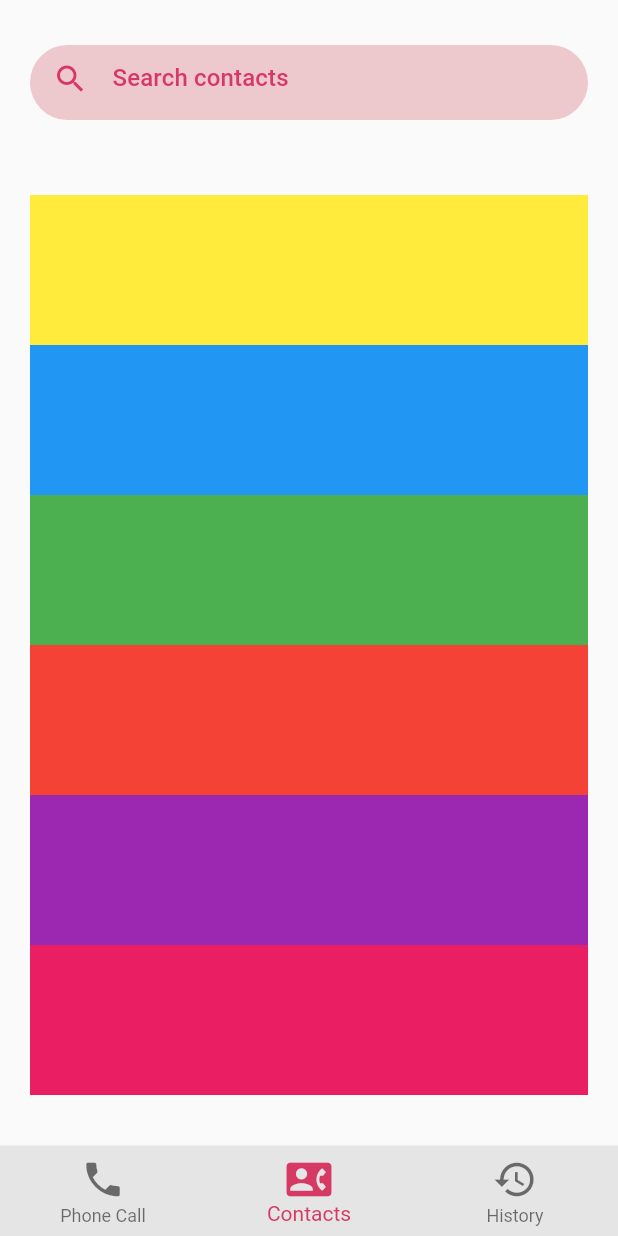
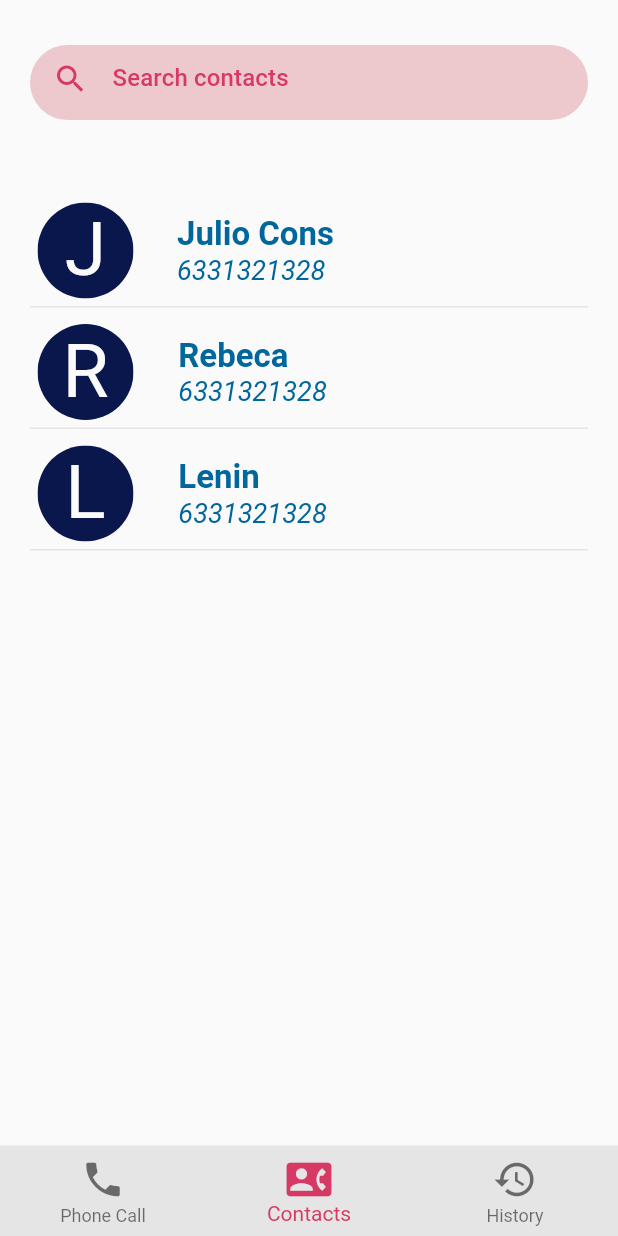
Before and after one commit to Jcons17/Phone-Call-App, a Flutter app: the screen it shows after launch, on a phone screen of 412 x 824 dp. Run offline on Flutter 3.47's test engine with Material 2 defaults, Android fonts, the phone set to English and light mode, and no system bars.

Commit message:
✅  Add card contact 🔥  Remove code

```diff
--- /dev/null
+++ b/lib/components/card_contact.dart
@@ -0,0 +1,51 @@
+import 'package:appcall/components/photo_contact.dart';
+import 'package:appcall/model/contact_model.dart';
+import 'package:appcall/util/color.dart';
+import 'package:flutter/material.dart';
+import 'package:flutter/widgets.dart';
+
+class CardContact extends StatelessWidget {
+  const CardContact({Key? key,required this.contact}) : super(key: key);
+
+  final Contact contact;
+
+  @override
+  Widget build(BuildContext context) {
+    String lastName = contact.lastName ?? "";
+    return  FractionallySizedBox(
+      widthFactor: 1,
+      child: Container(
+        padding: const EdgeInsets.all(5),
+        constraints:const BoxConstraints(maxHeight:100,minHeight: 50 ),
+        height: 75,
+        decoration: const BoxDecoration(
+          border: Border(bottom: BorderSide(color: greyColor)),        ),
+        child: Row(
+          children: [
+            Hero(
+              tag:  "hero",
+              child: AspectRatio(
+                aspectRatio: 1,
+                child: ClipOval(child: ContactImage(contact:contact))
+              )
+            ),
+            Expanded(child: Align(
+              alignment: const Alignment(-0.7,1),
+              child: Column(
+                crossAxisAlignment: CrossAxisAlignment.start,
+                mainAxisAlignment: MainAxisAlignment.center,
+                children: [
+                  Text(contact.firstName + " $lastName", style: const TextStyle(fontSize: 22,color: accentColor,fontWeight: FontWeight.bold),),
+                  Text(contact.numberPhone, style: const TextStyle(fontSize: 18,color: accentColor,fontStyle: FontStyle.italic),)
+
+                ],
+              ),
+            )
+            )
+          ],
+        ),
+
+      ),
+    );
+  }
+}
--- a/lib/components/list_contacts.dart
+++ b/lib/components/list_contacts.dart
@@ -1,9 +1,11 @@
+import 'package:appcall/components/card_contact.dart';
+import 'package:appcall/model/contact_model.dart';
 import 'package:flutter/material.dart';
 
 class ListContacts extends StatelessWidget{
-  const ListContacts({Key? key, required this.widgets}) : super(key: key);
+  const ListContacts({Key? key, required this.contactos}) : super(key: key);
 
-  final List widgets;
+  final List<Contact> contactos;
   @override
   Widget build(BuildContext context) {
 
@@ -14,9 +16,12 @@ class ListContacts extends StatelessWidget{
       child: ListView.custom(
         childrenDelegate: SliverChildBuilderDelegate(
           (context,index){
-            return Container(height: 100,width: double.infinity,color: widgets[index]);
+            return Container(
+              margin: const EdgeInsets.only(bottom: 6),
+              child: CardContact(contact: contactos[index]),
+            );
           },
-          childCount: widgets.length
+          childCount: contactos.length
         ),
 
       ),
--- /dev/null
+++ b/lib/components/photo_contact.dart
@@ -0,0 +1,30 @@
+import 'package:appcall/model/contact_model.dart';
+import 'package:appcall/util/color.dart';
+import 'package:flutter/widgets.dart';
+
+class ContactImage extends StatelessWidget {
+  const ContactImage({Key? key, required this.contact}) : super(key: key);
+
+  final Contact contact;
+
+  @override
+  Widget build(BuildContext context) {
+    if (contact.email == null){
+
+      return Container(
+        color: accentColorDark,
+        child: Center(
+          child: FittedBox(
+            fit:BoxFit.cover,
+            child: Text(
+              contact.firstName[0],
+              style:const TextStyle(color: backgroundColor,fontSize: 50),
+            ),
+          )
+        ),
+      );
+    }
+
+    return Container();
+  }
+}
--- a/lib/pages/contacts_page.dart
+++ b/lib/pages/contacts_page.dart
@@ -15,7 +15,12 @@ class ContactPage extends StatefulWidget {
 
 class _ContactPageState extends State<ContactPage> {
 
-  List<Contact> listContacts = [];
+  List<Contact> listContacts = [
+    Contact(idContact: 0, firstName: "Julio", numberPhone: "6331321328",lastName: "Cons"),
+    Contact(idContact: 1, firstName: "Rebeca", numberPhone: "6331321328"),
+    Contact(idContact: 2, firstName: "Lenin", numberPhone: "6331321328",),
+
+  ];
 
   final List<Color> colors = [
     Colors.yellow,
@@ -37,7 +42,7 @@ class _ContactPageState extends State<ContactPage> {
               margin: const EdgeInsets.symmetric(horizontal: 20, vertical: 30),
               child: SearchContacts(bgColor: primaryColorLight.withOpacity(0.5), labelColor: primaryColor)
             ),
-             Expanded(child: ListContacts(widgets: colors,))
+             Expanded(child: ListContacts(contactos:listContacts))
 
           ],
         )
--- a/lib/util/color.dart
+++ b/lib/util/color.dart
@@ -14,3 +14,11 @@ const accentColorLight  =  Color(0xFF5599D3);
 const backgroundColor = Color(0xFFFAFAFA);
 
 const greyColor = Color(0xFFe5e5e5);
+
+const palleteColors = [
+  primaryColor,
+  primaryColorLight,
+  accentColorLight,
+  accentColorDark,
+  accentColor
+];
```
Also changed, not shown: lib/components/card_components.dart (deleted).
